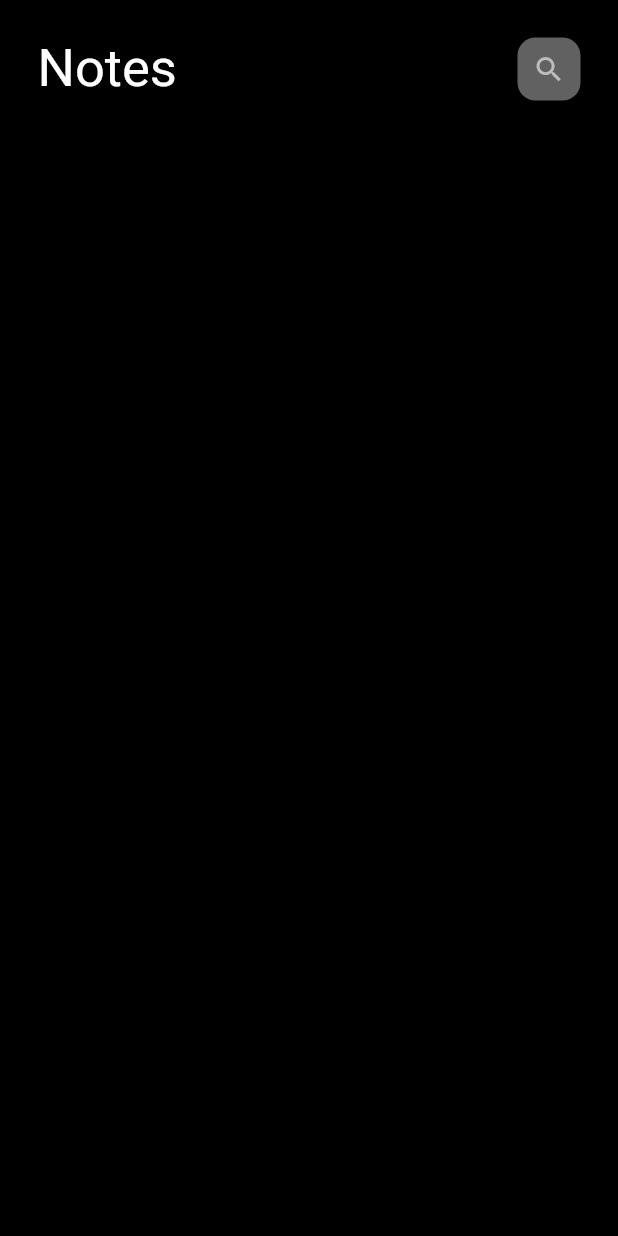
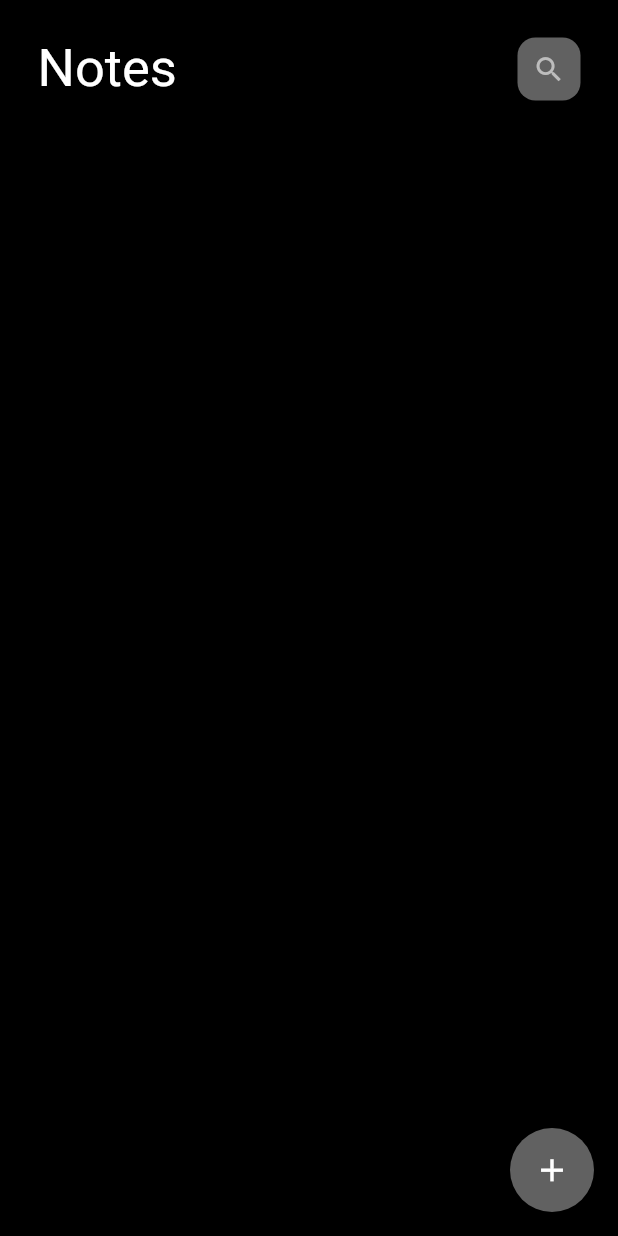
Before and after one commit to BrooitsFeiskJR/notes-app-flutter, a Flutter app: the screen it shows after launch, on a phone screen of 412 x 824 dp. Run offline on Flutter 3.47's test engine with Material 2 defaults, Android fonts, the phone set to English and light mode, and no system bars.

Commit message:
Edit README and adding floating action button in home screen

```diff
--- a/lib/home/home_screen.dart
+++ b/lib/home/home_screen.dart
@@ -7,6 +7,15 @@ class HomeScreen extends StatelessWidget {
   @override
   Widget build(BuildContext context) {
     return Scaffold(
+      floatingActionButton: FloatingActionButton(
+        backgroundColor: Colors.grey[700],
+        onPressed: () => print("Press!"),
+        child: const Icon(
+          Icons.add_outlined,
+          color: Colors.white,
+          size: 25,
+        ),
+      ),
       backgroundColor: Colors.black,
       body: SafeArea(
         child: Padding(
```
Also changed, not shown: 1 other file.
